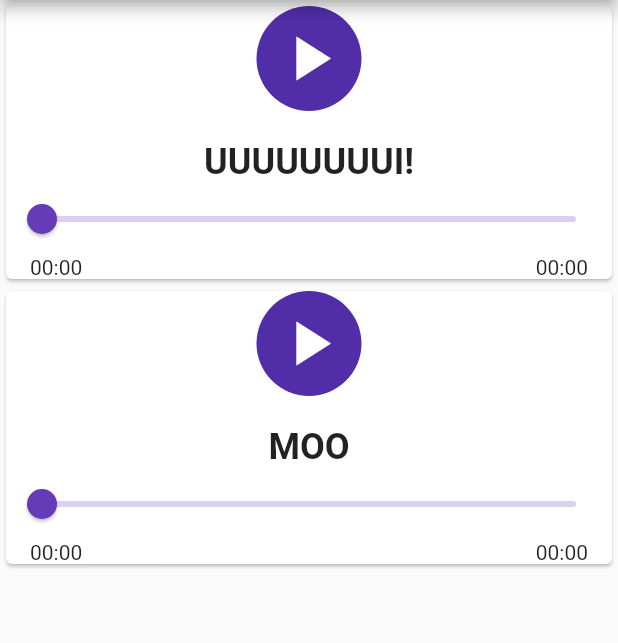
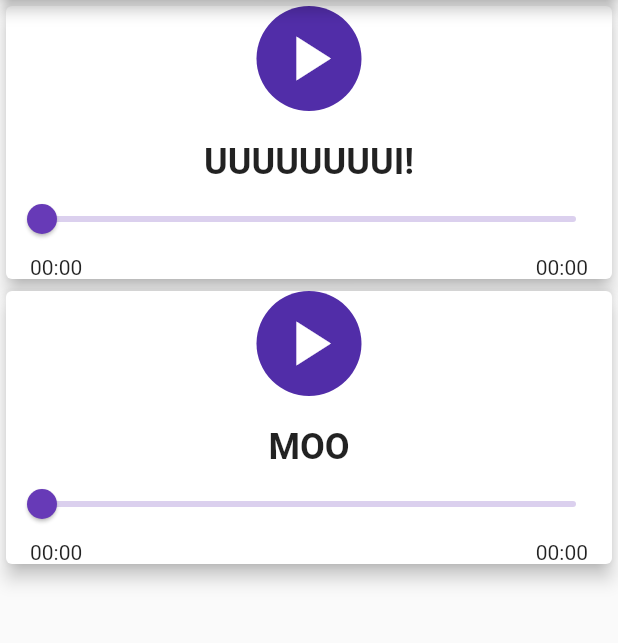
Before and after one commit to oadrianrabelo/sbt-sonoplastia, a Flutter app: the screen it shows after launch, on a phone screen of 412 x 824 dp, the part 84-727 px from its top. Run offline on Flutter 3.47's test engine with Material 2 defaults, Android fonts, the phone set to English and light mode, and no system bars; our stand-ins replace audioplayers.

Commit message:
adicionando elevation

```diff
--- a/lib/cardSom.dart
+++ b/lib/cardSom.dart
@@ -58,6 +58,7 @@ class _CardSomState extends State<CardSom> {
   @override
   Widget build(BuildContext context) {
     return Card(
+      elevation: 5,
       child: Column(
         children: [
           CircleAvatar(
@@ -77,10 +78,10 @@ class _CardSomState extends State<CardSom> {
             ),
           ),
           Container(
-            margin: EdgeInsets.only(top: 20),
+            margin: const EdgeInsets.only(top: 20),
             child: Text (
               widget.name,
-              style: TextStyle(fontSize: 24, fontWeight: FontWeight.bold),
+              style: const TextStyle(fontSize: 24, fontWeight: FontWeight.bold),
             ),
           ),
           Slider(
```
